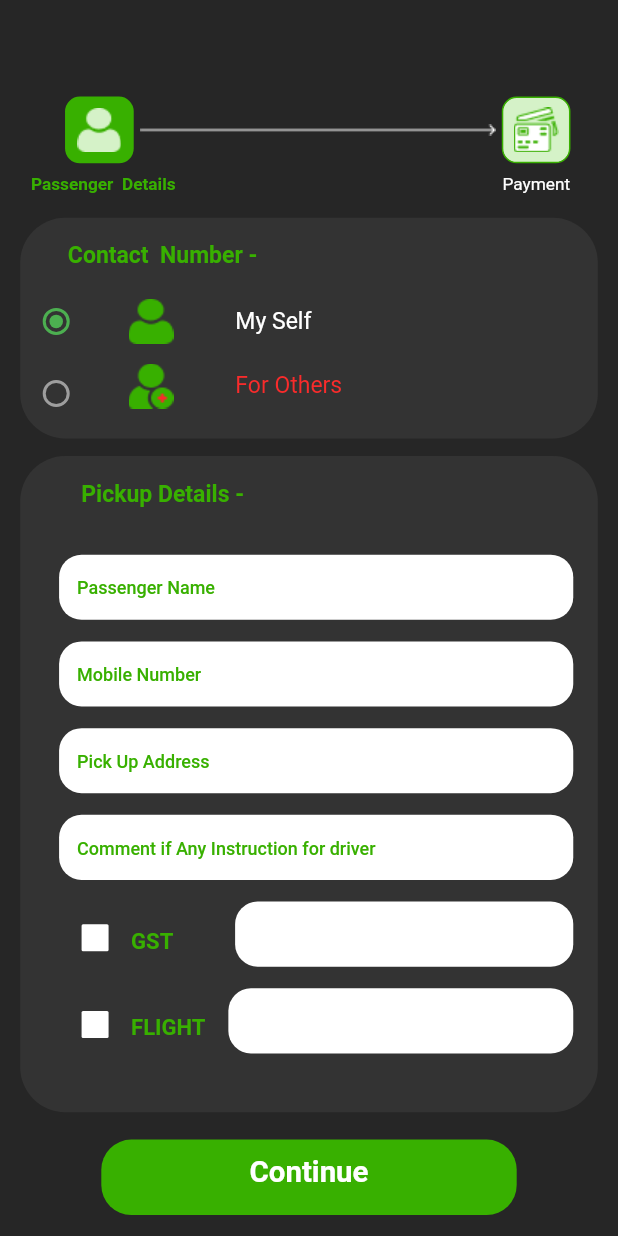
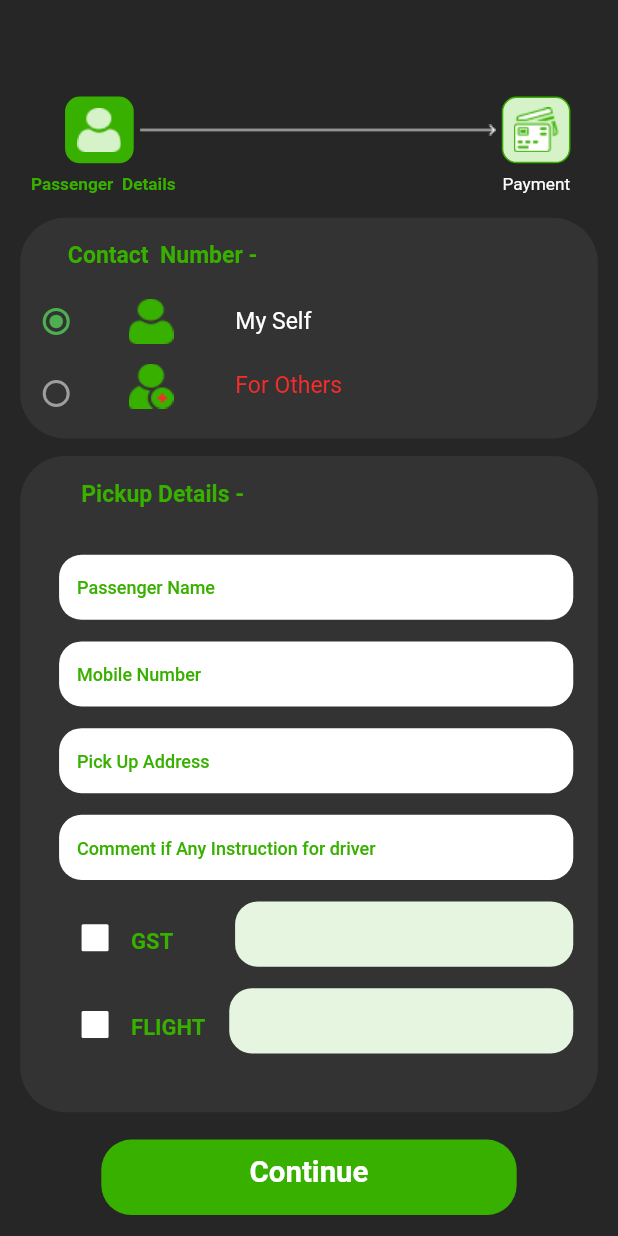
Before and after one commit to KailashPogra/flutter_assignmrnt, a Flutter app: the screen it shows after launch, on a phone screen of 412 x 824 dp. Run offline on Flutter 3.47's test engine with Material 3 defaults, Android fonts, the phone set to English and light mode, and no system bars; Roboto replaces fonts that are missing (Poppins).

Commit message:
second commit

```diff
--- a/lib/resourses/componant/colors/app_colors.dart
+++ b/lib/resourses/componant/colors/app_colors.dart
@@ -6,6 +6,5 @@ class AppColor {
   static const Color milkColor = Color(0xFFD5F2C8);
   static const Color grayColor = Color(0xFF333333);
   static const Color redColor = Color(0xFFF92B2B);
-  static Color radioButtonColor = Color(0xFF38B000);
-  static Color radioButtonColor2 = Color(0xFF38B000);
+  static const Color textFieldColor = Color(0xFFE6F5E0);
 }
--- a/lib/resourses/componant/my_textfield.dart
+++ b/lib/resourses/componant/my_textfield.dart
@@ -9,8 +9,9 @@ class MyTextField extends StatelessWidget {
   final TextInputAction textInputAction;
   final Function(String)? onChanged;
   final Function(String)? onSubmitted;
-
+  final Color fillColor;
   MyTextField({
+    this.fillColor = Colors.white,
     this.labelText = "",
     this.obscureText = false,
     this.enabled = true,
@@ -33,7 +34,7 @@ class MyTextField extends StatelessWidget {
         onFieldSubmitted: onSubmitted,
         decoration: InputDecoration(
           filled: true, // Set to true to enable background color
-          fillColor: Colors.white, // Set your desired background color
+          fillColor: fillColor, // Set your desired background color
 
           hintText: labelText,
           hintStyle: const TextStyle(
--- a/lib/view/passanger_info_screen.dart
+++ b/lib/view/passanger_info_screen.dart
@@ -315,6 +315,7 @@ class PassangerInfoScreen extends StatelessWidget {
                                     PassangerInfoModel value, Widget? child) {
                                   return MyTextField(
                                     enabled: passangerInfoModel.gstCheckBox,
+                                    fillColor: AppColor.textFieldColor,
                                   );
                                 },
                               ),
@@ -340,7 +341,7 @@ class PassangerInfoScreen extends StatelessWidget {
                             },
                           ),
                           Padding(
-                            padding: EdgeInsets.only(right: width / 27),
+                            padding: EdgeInsets.only(right: width / 26),
                             child: Text(
                               'FLIGHT',
                               textAlign: TextAlign.center,
@@ -361,6 +362,7 @@ class PassangerInfoScreen extends StatelessWidget {
                                     PassangerInfoModel value, Widget? child) {
                                   return MyTextField(
                                     enabled: passangerInfoModel.flightCheckBox,
+                                    fillColor: AppColor.textFieldColor,
                                   );
                                 },
                               ),
```
